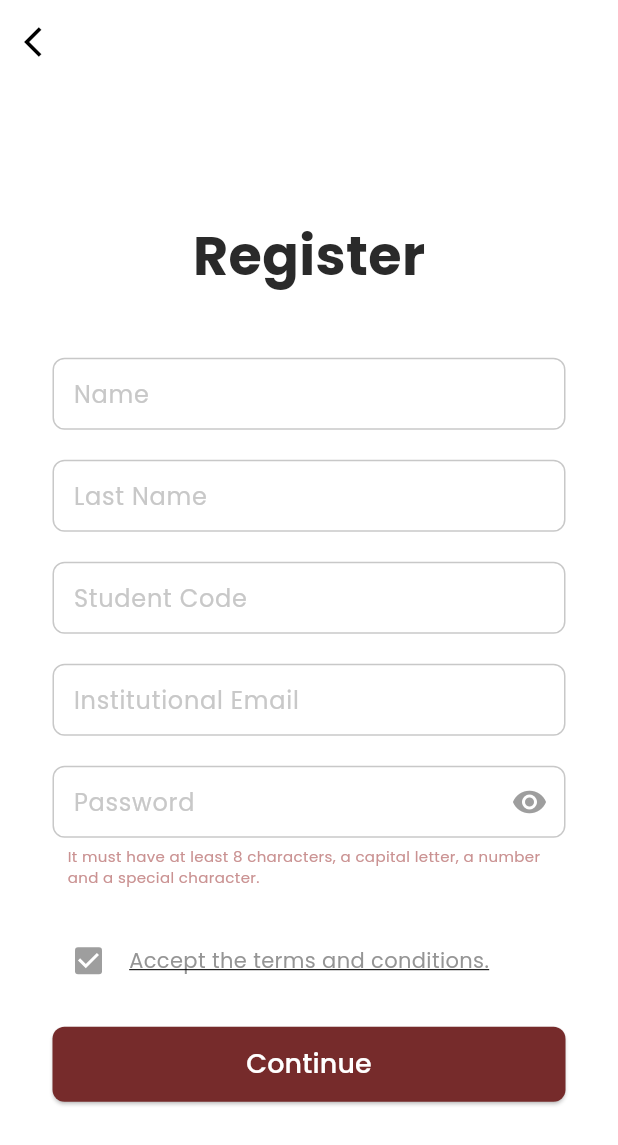
After one commit to g6-mobile/frontend-cash-me, a Flutter app: the RegisterScreen screen opened directly, on a phone screen of 412 x 824 dp. The commit adds this screen. Shown: the top 1145 px of the screen. Run offline on Flutter 3.47's test engine with Material 3 defaults, Android fonts, the phone set to English and light mode, and no system bars; our stand-ins replace flutter_keyboard_visibility, flutter_svg; generated files the repository leaves out were written again.

Commit message:
Register screen done

```diff
--- a/lib/l10n/intl_en.arb
+++ b/lib/l10n/intl_en.arb
@@ -11,5 +11,13 @@
   "ForgotPasswordTitle": "Forgot Password",
   "ForgotPasswordDescription": "We will send an OTP code to your email to verify your identity",
   "EmailAddress": "Email Address",
-  "SendButton": "Send"
+  "SendButton": "Send",
+  "Register": "Register",
+  "RegisterName": "Name",
+  "RegisterLastName": "Last Name",
+  "RegisterStudentCode": "Student Code",
+  "RegisterInstitutionalEmail": "Institutional Email",
+  "RegisterPasswordRequired": "It must have at least 8 characters, a capital letter, a number and a special character.",
+  "AcceptTerms": "Accept the terms and conditions.",
+  "RegisterButton": "Continue"
 }
--- /dev/null
+++ b/lib/screen/register/register_screen.dart
@@ -0,0 +1,180 @@
+import 'package:flutter/material.dart';
+import 'package:flutter_keyboard_visibility/flutter_keyboard_visibility.dart';
+import 'package:pocket_swap_fisi/widget/text.dart';
+import 'package:pocket_swap_fisi/widget/text_field.dart';
+import 'package:url_launcher/url_launcher.dart';
+import '../../generated/l10n.dart';
+import '../../widget/button.dart';
+
+
+
+class RegisterScreen extends StatefulWidget {
+  const RegisterScreen({Key? key}) : super(key: key);
+
+  @override
+  _RegisterScreenState createState() => _RegisterScreenState();
+}
+
+class _RegisterScreenState extends State<RegisterScreen>{
+  bool _obscureText = true;
+  bool _isKeyboardVisible = false;
+  late TextEditingController _nameController;
+  late TextEditingController _lastNameController;
+  late TextEditingController _studentCodeController;
+  late TextEditingController _emailController;
+  late TextEditingController _passwordController;
+  late TextEditingController _confirmPasswordController;
+
+  @override
+  void initState() {
+    super.initState();
+    _nameController = TextEditingController();
+    _lastNameController = TextEditingController();
+    _emailController = TextEditingController();
+    _studentCodeController = TextEditingController();
+    _passwordController = TextEditingController();
+    _confirmPasswordController = TextEditingController();
+    KeyboardVisibilityController().onChange.listen((bool visible) {
+      setState(() {
+        _isKeyboardVisible = visible;
+      });
+    });
+  }
+
+  @override
+  void dispose() {
+    _nameController.dispose();
+    _lastNameController.dispose();
+    _studentCodeController.dispose();
+    _emailController.dispose();
+    _passwordController.dispose();
+    _confirmPasswordController.dispose();
+    super.dispose();
+  }
+
+  void _togglePasswordVisibility() {
+    setState(() {
+      _obscureText = !_obscureText;
+    });
+  }
+
+  @override
+  Widget build(BuildContext context) {
+    return Scaffold(
+      appBar: AppBar(
+        leading: IconButton(
+          icon: Icon(Icons.arrow_back_ios),
+          onPressed: (){
+            Navigator.pop(context);
+          },
+        ),
+      ),
+      backgroundColor: Colors.white,
+      body: SafeArea(
+        child: Center(
+          child: Column(
+              mainAxisAlignment: MainAxisAlignment.center,
+              children:[
+                Container(
+                  padding: const EdgeInsets.symmetric(horizontal: 35),
+                  child: Center(
+                    child: Column(
+                      children: [
+                        TitleText(
+                            text: S.current.Register
+                        ),
+                        const SizedBox(height: 42),
+                        BaseTextField(
+                            hintText: S.current.RegisterName,
+                            controller: _nameController
+                        ),
+                        const SizedBox(height: 20),
+                        BaseTextField(
+                            hintText: S.current.RegisterLastName,
+                            controller: _lastNameController
+                        ),
+                        const SizedBox(height: 20),
+                        BaseTextField(
+                            hintText: S.current.RegisterStudentCode,
+                            controller: _studentCodeController
+                        ),
+                        const SizedBox(height: 20),
+                        BaseTextField(
+                            hintText: S.current.RegisterInstitutionalEmail,
+                            controller: _emailController
+                        ),
+                        const SizedBox(height: 20),
+                        Stack(
+                          alignment: Alignment.centerRight,
+                          children: [
+                            BaseTextField(hintText: S.current.HintPassword,
+                              controller: _passwordController,
+                              obscureText: _obscureText,
+                              keyboardType: TextInputType.visiblePassword,
+                            ),
+                            IconButton(
+                              icon: Icon(
+                                _obscureText
+                                    ? Icons.visibility
+                                    : Icons.visibility_off,
+                                color: Colors.grey,
+                              ),
+                              onPressed: _togglePasswordVisibility,
+                            ),
+                          ],
+                        ),
+                        const SizedBox(height: 5),
+                        Padding(
+                            padding:
+                            const EdgeInsets.symmetric(horizontal: 10),
+                            child: HelperText(
+                              text: S.current.RegisterPasswordRequired,
+                            ),
+                        ),
+                        const SizedBox(height: 25),
+                        Row(
+                          mainAxisAlignment: MainAxisAlignment.start,
+                          children:[
+                            Checkbox(
+                                value: true,
+                                onChanged: null
+                            ),
+                            SizedBox(width: 3),
+                            GestureDetector(
+                              onTap: (){
+                                const url = 'https://www.google.com';
+                                Uri uri = Uri.parse(url);
+                                launchUrl(uri, mode: LaunchMode.externalApplication);
+                              },
+                              child:
+                              Text(
+                                S.current.AcceptTerms,
+                                style: TextStyle(
+                                  color: Color(0xFF959595),
+                                  fontSize: 14,
+                                  fontWeight: FontWeight.normal,
+                                  fontFamily: 'Poppins',
+                                  decoration: TextDecoration.underline,
+                                ),
+                                textAlign: TextAlign.left,
+                              ),
+                            )
+                          ]
+                        ),
+                        const SizedBox(height: 20),
+                        BaseElevatedButton(
+                            text: S.current.RegisterButton,
+                            onPressed: (){}
+                        ),
+                      ],
+                    )
+                  ),
+                )
+
+            ]
+          )
+        )
+      ),
+    );
+  }
+}
--- /dev/null
+++ b/lib/service/auth_service.dart
@@ -0,0 +1,7 @@
+class AuthService {
+  Future<String?> getToken() async {
+    // Aquí debes implementar la lógica para obtener el token.
+    // Este es solo un ejemplo y debes reemplazarlo con tu propia lógica.
+    return await Future.delayed(Duration(seconds: 2), () => null);
+  }
+}
--- a/lib/widget/text.dart
+++ b/lib/widget/text.dart
@@ -50,3 +50,25 @@ class RegularText extends StatelessWidget {
     );
   }
 }
+
+class HelperText extends StatelessWidget {
+  final String text;
+
+  const HelperText({
+    Key? key,
+    required this.text,
+  }): super(key: key);
+
+  @override
+  Widget build(BuildContext context) {
+    return Text(
+      text,
+      style: TextStyle(
+        color: Color(0xFFCA9292),
+        fontSize: 10,
+        fontWeight: FontWeight.normal,
+        fontFamily: 'Poppins',
+      ),
+    );
+  }
+}
--- a/lib/widget/text_field.dart
+++ b/lib/widget/text_field.dart
@@ -38,7 +38,7 @@ class BaseTextField extends StatelessWidget{
           borderSide: BorderSide(color: Colors.black),
           borderRadius: BorderRadius.circular(8),
         ),
-        contentPadding: EdgeInsets.symmetric(vertical: 0, horizontal: 15),
+        contentPadding: EdgeInsets.symmetric(vertical: 0, horizontal: 10),
       ),
     );
   }
--- a/pubspec.yaml
+++ b/pubspec.yaml
@@ -34,6 +34,7 @@ dependencies:
   flutter_localizations:
     sdk: flutter
   flutter_svg: ^0.22.0
+  url_launcher: ^6.0.12
 
   # The following adds the Cupertino Icons font to your application.
   # Use with the CupertinoIcons class for iOS style icons.
```
Also changed, not shown: lib/l10n/intl_es_ES.arb (+9 -1 lines), lib/main.dart (+21 -5 lines), lib/screen/auth/login_screen.dart (+6 -1 lines), lib/generated/intl/messages_en.dart, lib/generated/intl/messages_es_ES.dart, lib/generated/l10n.dart.
